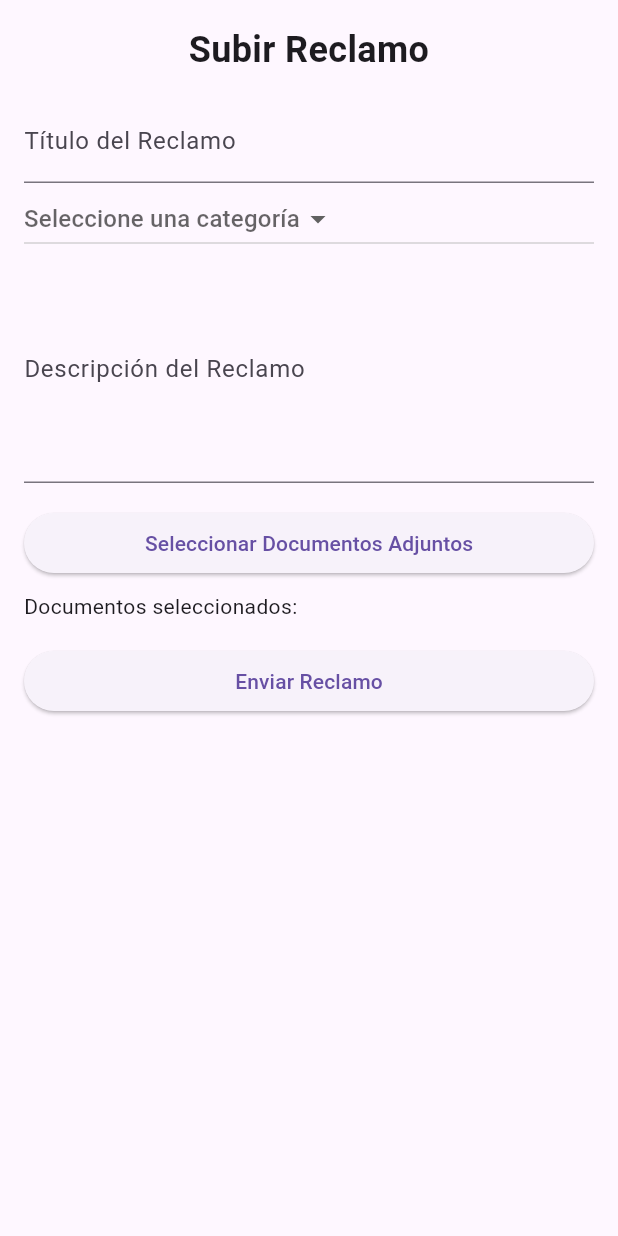
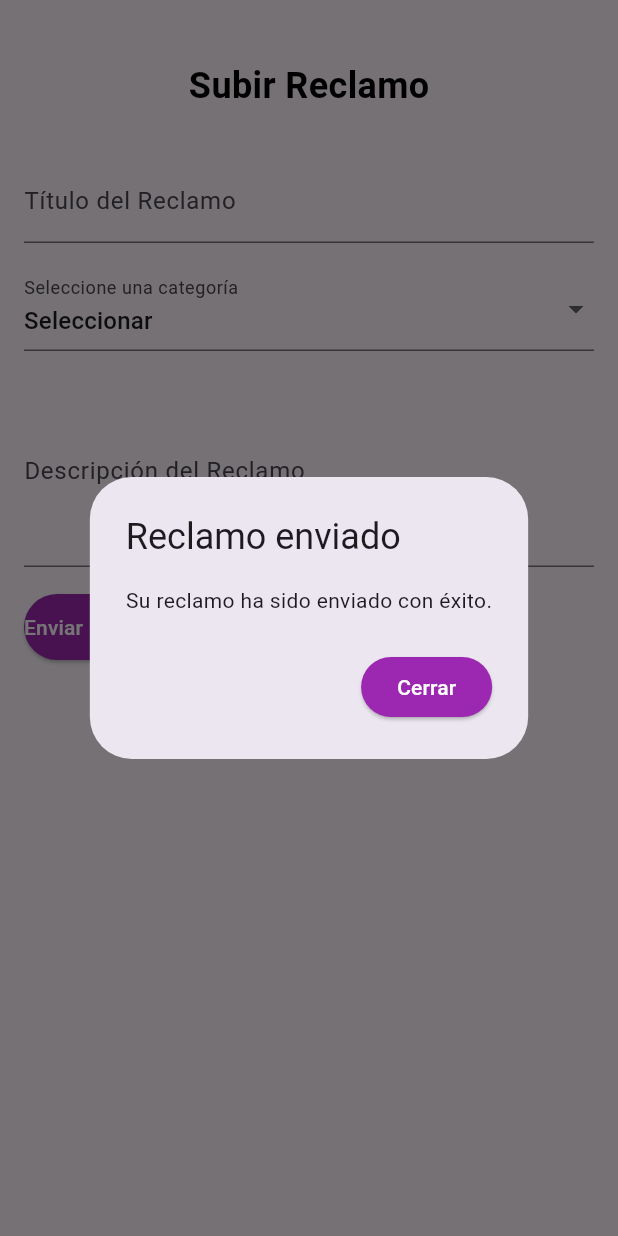
Before and after one commit to AxcelVillagran/PrototipoSI, a Flutter app: the SubirReclamoScreen screen opened directly, after a tap on "Enviar Reclamo", on a phone screen of 412 x 824 dp. Run offline on Flutter 3.47's test engine with Material 3 defaults, Android fonts, the light colour scheme and no system bars.

Commit message:
App bar and Interaction fixed

```diff
--- a/lib/main.dart
+++ b/lib/main.dart
@@ -10,7 +10,7 @@ class MyApp extends StatelessWidget {
   @override
   Widget build(BuildContext context) {
     return MaterialApp(
-      title: 'AsesoriLegal',
+      title: 'Legaly',
       theme: ThemeData(primarySwatch: Colors.purple),
       initialRoute: '/',
       routes: {
--- a/lib/screens/login_screen.dart
+++ b/lib/screens/login_screen.dart
@@ -30,7 +30,7 @@ class _LoginScreenState extends State<LoginScreen> {
   Widget build(BuildContext context) {
     return Scaffold(
       appBar: AppBar(
-        title: Text("AsesoriLegal"),
+        title: Text("Legaly"),
         backgroundColor: Colors.purple,
       ),
       body: Center(
@@ -75,7 +75,7 @@ class _LoginScreenState extends State<LoginScreen> {
               SizedBox(height: 30),
               ElevatedButton(
                 onPressed: _login,
-                child: Text("Iniciar Sesión"),
+                child: Text("Iniciar Sesión", style: TextStyle(color: Colors.white)),
                 style: ElevatedButton.styleFrom(
                   backgroundColor: Colors.purple,
                   padding: EdgeInsets.symmetric(vertical: 12),
--- a/lib/screens/subir_reclamo_screen.dart
+++ b/lib/screens/subir_reclamo_screen.dart
@@ -1,89 +1,96 @@
 import 'package:flutter/material.dart';
-import 'package:file_picker/file_picker.dart';
 
-class SubirReclamoScreen extends StatefulWidget {
-  @override
-  _SubirReclamoScreenState createState() => _SubirReclamoScreenState();
-}
+class SubirReclamoScreen extends StatelessWidget {
+  final TextEditingController _tituloController = TextEditingController();
+  final TextEditingController _descripcionController = TextEditingController();
+  String _selectedCategoria = "Seleccionar";
 
-class _SubirReclamoScreenState extends State<SubirReclamoScreen> {
-  final TextEditingController tituloController = TextEditingController();
-  final TextEditingController descripcionController = TextEditingController();
-  String categoria = '';
-  List<String> documentos = [];
-
-  void handleSubmit() {
-    print('Reclamo enviado: ${tituloController.text}, ${descripcionController.text}, $categoria, $documentos');
-    // Lógica para procesar el reclamo
-  }
-
-  Future<void> selectDocuments() async {
-    FilePickerResult? result = await FilePicker.platform.pickFiles(allowMultiple: true);
-    if (result != null) {
-      setState(() {
-        documentos = result.paths.map((path) => path!).toList();
-      });
-    }
+  void _showReclamoEnviadoDialog(BuildContext context) {
+    showDialog(
+      context: context,
+      builder: (BuildContext context) {
+        return AlertDialog(
+          title: Text("Reclamo enviado"),
+          content: Text("Su reclamo ha sido enviado con éxito."),
+          actions: [
+            ElevatedButton(
+              onPressed: () {
+                Navigator.of(context).pop(); // Cierra la ventana emergente
+              },
+              child: Text("Cerrar", style: TextStyle(color: Colors.white)),
+              style: ElevatedButton.styleFrom(backgroundColor: Colors.purple),
+            ),
+          ],
+        );
+      },
+    );
   }
 
   @override
   Widget build(BuildContext context) {
     return Scaffold(
-      //appBar: AppBar(
-      //  title: Text("Subir Reclamo"),
-      //  backgroundColor: Colors.grey[900],
-      //),
-      body: Padding(
+      body: Column(
+        children: [
+          Container(
+            padding: EdgeInsets.only(top: 40, bottom: 16),
+            alignment: Alignment.center,
+            child: Text(
+              "Subir Reclamo",
+              style: TextStyle(
+                fontSize: 24,
+                fontWeight: FontWeight.bold,
+                color: Colors.black,
+              ),
+            ),
+          ),
+          Expanded(
+            child: Padding(
               padding: const EdgeInsets.all(16.0),
               child: Column(
-          crossAxisAlignment: CrossAxisAlignment.stretch,
+                crossAxisAlignment: CrossAxisAlignment.start,
                 children: [
-            Text(
-              'Subir Reclamo',
-              style: TextStyle(fontSize: 24, fontWeight: FontWeight.bold),
-              textAlign: TextAlign.center,
+                  TextFormField(
+                    controller: _tituloController,
+                    decoration: InputDecoration(labelText: "Título del Reclamo"),
                   ),
                   SizedBox(height: 16),
-            TextField(
-              controller: tituloController,
-              decoration: InputDecoration(labelText: 'Título del Reclamo'),
+                  DropdownButtonFormField<String>(
+                    value: _selectedCategoria,
+                    items: ["Seleccionar", "Categoría 1", "Categoría 2", "Categoría 3"]
+                        .map((categoria) => DropdownMenuItem(
+                              value: categoria,
+                              child: Text(categoria),
+                            ))
+                        .toList(),
+                    onChanged: (value) {
+                      _selectedCategoria = value!;
+                    },
+                    decoration: InputDecoration(labelText: "Seleccione una categoría"),
                   ),
-            DropdownButton<String>(
-              value: categoria.isEmpty ? null : categoria,
-              hint: Text('Seleccione una categoría'),
-              items: ['Derecho Civil', 'Derecho Penal', 'Derecho Laboral', 'Derecho Familiar', 'Otro']
-                  .map((String value) {
-                return DropdownMenuItem<String>(
-                  value: value,
-                  child: Text(value),
-                );
-              }).toList(),
-              onChanged: (value) {
-                setState(() {
-                  categoria = value ?? '';
-                });
-              },
-            ),
-            TextField(
-              controller: descripcionController,
-              decoration: InputDecoration(labelText: 'Descripción del Reclamo'),
-              maxLines: 5,
+                  SizedBox(height: 16),
+                  TextFormField(
+                    controller: _descripcionController,
+                    decoration: InputDecoration(labelText: "Descripción del Reclamo"),
+                    maxLines: 4,
                   ),
                   SizedBox(height: 16),
                   ElevatedButton(
-              onPressed: selectDocuments,
-              child: Text('Seleccionar Documentos Adjuntos'),
+                    onPressed: () {
+                      // Lógica para enviar reclamo (puedes agregar más aquí si es necesario)
+                      _showReclamoEnviadoDialog(context); // Muestra la ventana emergente
+                    },
+                    child: Text("Enviar Reclamo", style: TextStyle(color: Colors.white),),
+                    style: ElevatedButton.styleFrom(
+                      backgroundColor: Colors.purple,
+                      padding: EdgeInsets.symmetric(vertical: 12),
                     ),
-            SizedBox(height: 8),
-            Text('Documentos seleccionados: ${documentos.join(', ')}'),
-            SizedBox(height: 16),
-            ElevatedButton(
-              onPressed: handleSubmit,
-              child: Text('Enviar Reclamo'),
                   ),
                 ],
               ),
             ),
+          ),
+        ],
+      ),
     );
   }
 }
```
Also changed, not shown: lib/screens/abogado_actions_screen.dart (+14 -2 lines), lib/screens/cliente_actions_screen.dart (+13 -2 lines), lib/screens/mis_asesorias_screen.dart (+20 -6 lines), lib/screens/mis_solicitudes_screen.dart (+21 -5 lines), lib/screens/tramites_legales_screen.dart (+18 -4 lines). Lines whose indentation alone changed are shown as unchanged.
